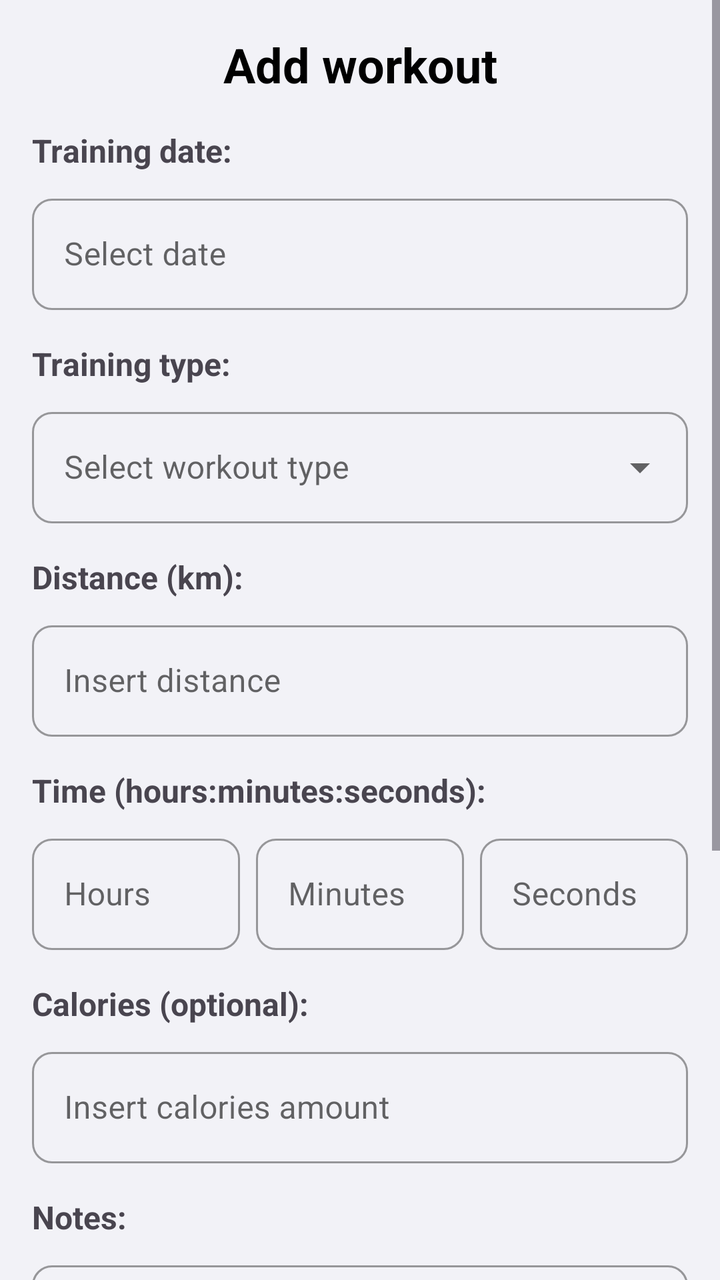
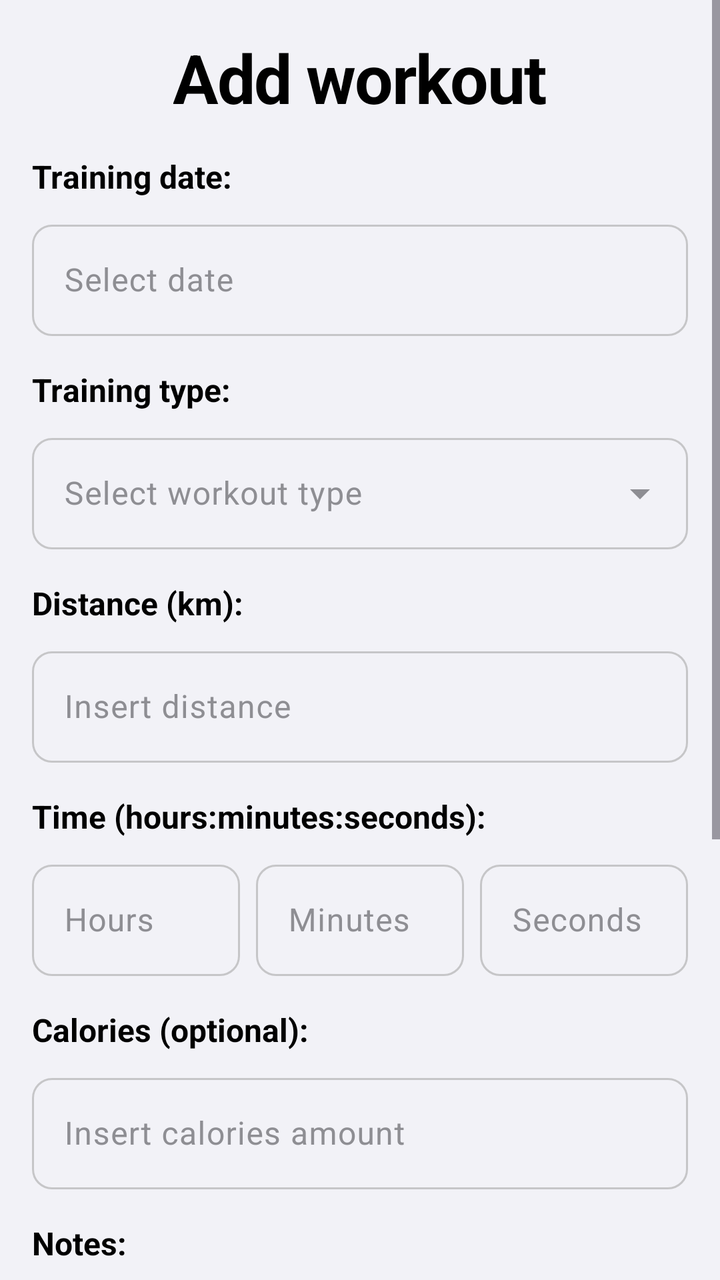

An Android layout rendered at two revisions. The XML below is the earlier revision; the diff shows what the commit changed to produce the second picture.
<!-- AndroidManifest.xml: application theme Theme.Runner -->
<!-- res/layout/fragment_add_workout.xml -->
<?xml version="1.0" encoding="utf-8"?>
<ScrollView xmlns:android="http://schemas.android.com/apk/res/android"
    xmlns:app="http://schemas.android.com/apk/res-auto"
    xmlns:tools="http://schemas.android.com/tools"
    android:layout_width="match_parent"
    android:layout_height="match_parent"
    android:fillViewport="true"
    tools:context=".ui.workout.AddWorkoutFragment">

    <androidx.constraintlayout.widget.ConstraintLayout
        android:layout_width="match_parent"
        android:layout_height="wrap_content"
        android:padding="16dp">

        <TextView
            android:id="@+id/textView_title"
            android:layout_width="wrap_content"
            android:layout_height="wrap_content"
            android:text="@string/add_workout_title"
            android:textSize="24sp"
            android:textStyle="bold"
            android:textColor="?attr/colorOnBackground"
            app:layout_constraintTop_toTopOf="parent"
            app:layout_constraintStart_toStartOf="parent"
            app:layout_constraintEnd_toEndOf="parent"
            android:layout_marginBottom="24dp" />

        
        <TextView
            android:id="@+id/textView_date_label"
            android:layout_width="wrap_content"
            android:layout_height="wrap_content"
            android:text="@string/add_workout_label_date"
            android:textSize="16sp"
            android:textStyle="bold"
            android:layout_marginTop="16dp"
            app:layout_constraintTop_toBottomOf="@id/textView_title"
            app:layout_constraintStart_toStartOf="parent" />

        <com.google.android.material.textfield.TextInputLayout
            android:id="@+id/textInputLayout_date"
            android:layout_width="0dp"
            android:layout_height="wrap_content"
            android:layout_marginTop="8dp"
            app:layout_constraintTop_toBottomOf="@id/textView_date_label"
            app:layout_constraintStart_toStartOf="parent"
            app:layout_constraintEnd_toEndOf="parent"
            style="@style/Widget.MaterialComponents.TextInputLayout.OutlinedBox">

            <com.google.android.material.textfield.TextInputEditText
                android:id="@+id/editText_date"
                android:layout_width="match_parent"
                android:layout_height="wrap_content"
                android:hint="@string/add_workout_hint_date"
                android:focusable="false"
                android:clickable="true" />
        </com.google.android.material.textfield.TextInputLayout>

        
        <TextView
            android:id="@+id/textView_type_label"
            android:layout_width="wrap_content"
            android:layout_height="wrap_content"
            android:text="@string/add_workout_label_type"
            android:textSize="16sp"
            android:textStyle="bold"
            android:layout_marginTop="16dp"
            app:layout_constraintTop_toBottomOf="@id/textInputLayout_date"
            app:layout_constraintStart_toStartOf="parent" />

        <com.google.android.material.textfield.TextInputLayout
            android:id="@+id/textInputLayout_type"
            android:layout_width="0dp"
            android:layout_height="wrap_content"
            android:layout_marginTop="8dp"
            app:layout_constraintTop_toBottomOf="@id/textView_type_label"
            app:layout_constraintStart_toStartOf="parent"
            app:layout_constraintEnd_toEndOf="parent"
            style="@style/Widget.MaterialComponents.TextInputLayout.OutlinedBox.ExposedDropdownMenu">

            <AutoCompleteTextView
                android:id="@+id/autoCompleteTextView_type"
                android:layout_width="match_parent"
                android:layout_height="wrap_content"
                android:hint="@string/add_workout_hint_type"
                android:inputType="none" />
        </com.google.android.material.textfield.TextInputLayout>

        
        <TextView
            android:id="@+id/textView_distance_label"
            android:layout_width="wrap_content"
            android:layout_height="wrap_content"
            android:text="@string/add_workout_label_distance"
            android:textSize="16sp"
            android:textStyle="bold"
            android:layout_marginTop="16dp"
            app:layout_constraintTop_toBottomOf="@id/textInputLayout_type"
            app:layout_constraintStart_toStartOf="parent" />

        <com.google.android.material.textfield.TextInputLayout
            android:id="@+id/textInputLayout_distance"
            android:layout_width="0dp"
            android:layout_height="wrap_content"
            android:layout_marginTop="8dp"
            app:layout_constraintTop_toBottomOf="@id/textView_distance_label"
            app:layout_constraintStart_toStartOf="parent"
            app:layout_constraintEnd_toEndOf="parent"
            style="@style/Widget.MaterialComponents.TextInputLayout.OutlinedBox">

            <com.google.android.material.textfield.TextInputEditText
                android:id="@+id/editText_distance"
                android:layout_width="match_parent"
                android:layout_height="wrap_content"
                android:hint="@string/add_workout_hint_distance"
                android:inputType="numberDecimal" />
        </com.google.android.material.textfield.TextInputLayout>

        
        <TextView
            android:id="@+id/textView_duration_label"
            android:layout_width="wrap_content"
            android:layout_height="wrap_content"
            android:text="@string/add_workout_label_time"
            android:textSize="16sp"
            android:textStyle="bold"
            android:layout_marginTop="16dp"
            app:layout_constraintTop_toBottomOf="@id/textInputLayout_distance"
            app:layout_constraintStart_toStartOf="parent" />

        <LinearLayout
            android:id="@+id/layout_duration"
            android:layout_width="0dp"
            android:layout_height="wrap_content"
            android:layout_marginTop="8dp"
            android:orientation="horizontal"
            app:layout_constraintTop_toBottomOf="@id/textView_duration_label"
            app:layout_constraintStart_toStartOf="parent"
            app:layout_constraintEnd_toEndOf="parent">

            <com.google.android.material.textfield.TextInputLayout
                android:layout_width="0dp"
                android:layout_height="wrap_content"
                android:layout_weight="1"
                android:layout_marginEnd="8dp"
                style="@style/Widget.MaterialComponents.TextInputLayout.OutlinedBox">

                <com.google.android.material.textfield.TextInputEditText
                    android:id="@+id/editText_hours"
                    android:layout_width="match_parent"
                    android:layout_height="wrap_content"
                    android:hint="@string/add_workout_hint_time_hours"
                    android:inputType="number" />
            </com.google.android.material.textfield.TextInputLayout>

            <com.google.android.material.textfield.TextInputLayout
                android:layout_width="0dp"
                android:layout_height="wrap_content"
                android:layout_weight="1"
                android:layout_marginEnd="8dp"
                style="@style/Widget.MaterialComponents.TextInputLayout.OutlinedBox">

                <com.google.android.material.textfield.TextInputEditText
                    android:id="@+id/editText_minutes"
                    android:layout_width="match_parent"
                    android:layout_height="wrap_content"
                    android:hint="@string/add_workout_hint_time_minutes"
                    android:inputType="number" />
            </com.google.android.material.textfield.TextInputLayout>

            <com.google.android.material.textfield.TextInputLayout
                android:layout_width="0dp"
                android:layout_height="wrap_content"
                android:layout_weight="1"
                style="@style/Widget.MaterialComponents.TextInputLayout.OutlinedBox">

                <com.google.android.material.textfield.TextInputEditText
                    android:id="@+id/editText_seconds"
                    android:layout_width="match_parent"
                    android:layout_height="wrap_content"
                    android:hint="@string/add_workout_hint_time_seconds"
                    android:inputType="number" />
            </com.google.android.material.textfield.TextInputLayout>
        </LinearLayout>

        
        <TextView
            android:id="@+id/textView_calories_label"
            android:layout_width="wrap_content"
            android:layout_height="wrap_content"
            android:text="@string/add_workout_label_calories"
            android:textSize="16sp"
            android:textStyle="bold"
            android:layout_marginTop="16dp"
            app:layout_constraintTop_toBottomOf="@id/layout_duration"
            app:layout_constraintStart_toStartOf="parent" />

        <com.google.android.material.textfield.TextInputLayout
            android:id="@+id/textInputLayout_calories"
            android:layout_width="0dp"
            android:layout_height="wrap_content"
            android:layout_marginTop="8dp"
            app:layout_constraintTop_toBottomOf="@id/textView_calories_label"
            app:layout_constraintStart_toStartOf="parent"
            app:layout_constraintEnd_toEndOf="parent"
            style="@style/Widget.MaterialComponents.TextInputLayout.OutlinedBox">

            <com.google.android.material.textfield.TextInputEditText
                android:id="@+id/editText_calories"
                android:layout_width="match_parent"
                android:layout_height="wrap_content"
                android:hint="@string/add_workout_hint_calories"
                android:inputType="number" />
        </com.google.android.material.textfield.TextInputLayout>

        
        <TextView
            android:id="@+id/textView_notes_label"
            android:layout_width="wrap_content"
            android:layout_height="wrap_content"
            android:text="@string/add_workout_label_notes"
            android:textSize="16sp"
            android:textStyle="bold"
            android:layout_marginTop="16dp"
            app:layout_constraintTop_toBottomOf="@id/textInputLayout_calories"
            app:layout_constraintStart_toStartOf="parent" />

        <com.google.android.material.textfield.TextInputLayout
            android:id="@+id/textInputLayout_notes"
            android:layout_width="0dp"
            android:layout_height="wrap_content"
            android:layout_marginTop="8dp"
            app:layout_constraintTop_toBottomOf="@id/textView_notes_label"
            app:layout_constraintStart_toStartOf="parent"
            app:layout_constraintEnd_toEndOf="parent"
            style="@style/Widget.MaterialComponents.TextInputLayout.OutlinedBox">

            <com.google.android.material.textfield.TextInputEditText
                android:id="@+id/editText_notes"
                android:layout_width="match_parent"
                android:layout_height="wrap_content"
                android:hint="@string/add_workout_hint_notes"
                android:inputType="textMultiLine"
                android:minLines="3"
                android:gravity="top" />
        </com.google.android.material.textfield.TextInputLayout>

        
        <TextView
            android:id="@+id/textView_route_label"
            android:layout_width="wrap_content"
            android:layout_height="wrap_content"
            android:text="@string/edit_workout_label_route"
            android:textSize="16sp"
            android:textStyle="bold"
            android:layout_marginTop="16dp"
            app:layout_constraintTop_toBottomOf="@id/textInputLayout_notes"
            app:layout_constraintStart_toStartOf="parent" />

        <com.google.android.material.card.MaterialCardView
            android:id="@+id/card_route"
            android:layout_width="0dp"
            android:layout_height="wrap_content"
            android:layout_marginTop="8dp"
            app:cardCornerRadius="12dp"
            app:cardElevation="0dp"
            app:layout_constraintTop_toBottomOf="@id/textView_route_label"
            app:layout_constraintStart_toStartOf="parent"
            app:layout_constraintEnd_toEndOf="parent">

            <LinearLayout
                android:layout_width="match_parent"
                android:layout_height="wrap_content"
                android:orientation="vertical"
                android:padding="12dp">

                <TextView
                    android:id="@+id/textView_route_status"
                    android:layout_width="match_parent"
                    android:layout_height="wrap_content"
                    android:text="@string/edit_workout_route_none"
                    android:textColor="?attr/colorOnSurfaceVariant"
                    android:textSize="14sp" />

                <LinearLayout
                    android:layout_width="match_parent"
                    android:layout_height="wrap_content"
                    android:layout_marginTop="12dp"
                    android:orientation="horizontal">

                    <com.google.android.material.button.MaterialButton
                        android:id="@+id/button_select_route"
                        style="@style/Widget.MaterialComponents.Button.OutlinedButton"
                        android:layout_width="0dp"
                        android:layout_height="wrap_content"
                        android:layout_marginEnd="8dp"
                        android:layout_weight="1"
                        android:text="@string/edit_workout_select_route" />

                    <com.google.android.material.button.MaterialButton
                        android:id="@+id/button_clear_route"
                        style="@style/Widget.MaterialComponents.Button.TextButton"
                        android:layout_width="0dp"
                        android:layout_height="wrap_content"
                        android:layout_weight="1"
                        android:enabled="false"
                        android:text="@string/edit_workout_clear_route" />
                </LinearLayout>
            </LinearLayout>
        </com.google.android.material.card.MaterialCardView>

        
        <LinearLayout
            android:id="@+id/layout_buttons"
            android:layout_width="0dp"
            android:layout_height="wrap_content"
            android:layout_marginTop="24dp"
            android:orientation="horizontal"
            app:layout_constraintTop_toBottomOf="@id/card_route"
            app:layout_constraintStart_toStartOf="parent"
            app:layout_constraintEnd_toEndOf="parent">

            <com.google.android.material.button.MaterialButton
                android:id="@+id/button_cancel"
                android:layout_width="0dp"
                android:layout_height="wrap_content"
                android:layout_weight="1"
                android:layout_marginEnd="8dp"
                android:text="@string/cancel"
                style="@style/Widget.MaterialComponents.Button.OutlinedButton" />

            <com.google.android.material.button.MaterialButton
                android:id="@+id/button_save"
                android:layout_width="0dp"
                android:layout_height="wrap_content"
                android:layout_weight="1"
                android:text="@string/save"
                style="@style/Widget.MaterialComponents.Button" />
        </LinearLayout>

    </androidx.constraintlayout.widget.ConstraintLayout>
</ScrollView>
<!-- resources referenced by this layout -->
<resources>
  <style name="Theme.Runner" parent="Theme.Material3.DayNight.NoActionBar">
          
          <item name="colorPrimary">@color/ios_blue</item>
          <item name="colorOnPrimary">@color/white</item>
          <item name="colorPrimaryContainer">@color/blue_100</item>
          <item name="colorOnPrimaryContainer">@color/blue_900</item>
          <item name="colorSecondary">@color/ios_indigo</item>
          <item name="colorOnSecondary">@color/white</item>
          <item name="colorSecondaryContainer">@color/ios_gray5</item>
          <item name="colorOnSecondaryContainer">@color/ios_label</item>
          <item name="colorTertiary">@color/ios_orange</item>
          <item name="colorOnTertiary">@color/white</item>
          <item name="colorTertiaryContainer">@color/ios_tertiary_container</item>
          <item name="colorOnTertiaryContainer">@color/ios_on_tertiary_container</item>
          <item name="colorError">@color/ios_red</item>
          <item name="colorOnError">@color/white</item>
          <item name="colorErrorContainer">@color/ios_error_container</item>
          <item name="colorOnErrorContainer">@color/ios_on_error_container</item>
  
          
          <item name="android:colorBackground">@color/ios_grouped_background</item>
          <item name="colorOnBackground">@color/ios_label</item>
          <item name="colorSurface">@color/ios_secondary_grouped_background</item>
          <item name="colorOnSurface">@color/ios_label</item>
          <item name="colorSurfaceVariant">@color/ios_gray5</item>
          <item name="colorOnSurfaceVariant">@color/ios_gray</item>
          <item name="colorSurfaceContainerLowest">@color/white</item>
          <item name="colorSurfaceContainerLow">@color/ios_gray6</item>
          <item name="colorSurfaceContainer">@color/ios_gray6</item>
          <item name="colorSurfaceContainerHigh">@color/ios_gray5</item>
          <item name="colorSurfaceContainerHighest">@color/ios_gray4</item>
          <item name="colorOutline">@color/ios_opaque_separator</item>
          <item name="colorOutlineVariant">@color/ios_gray5</item>
  
          
          <item name="android:statusBarColor">@color/ios_grouped_background</item>
          <item name="android:navigationBarColor">@color/ios_grouped_background</item>
          <item name="android:windowLightStatusBar">true</item>
          <item name="android:windowLightNavigationBar" tools:targetApi="o_mr1">true</item>
  
          
          <item name="shapeAppearanceSmallComponent">@style/ShapeAppearance.Runner.SmallComponent</item>
          <item name="shapeAppearanceMediumComponent">@style/ShapeAppearance.Runner.MediumComponent</item>
          <item name="shapeAppearanceLargeComponent">@style/ShapeAppearance.Runner.LargeComponent</item>
  
          
          <item name="materialButtonStyle">@style/Widget.Runner.Button</item>
          <item name="materialButtonOutlinedStyle">@style/Widget.Runner.Button.Outlined</item>
          <item name="borderlessButtonStyle">@style/Widget.Runner.Button.Text</item>
          <item name="materialCardViewStyle">@style/Widget.Runner.Card</item>
          <item name="floatingActionButtonStyle">@style/Widget.Runner.Fab</item>
          <item name="navigationViewStyle">@style/Widget.Runner.NavigationView</item>
          <item name="toolbarStyle">@style/Widget.Runner.Toolbar</item>
          <item name="textInputStyle">@style/Widget.Runner.TextInput</item>
          <item name="switchStyle">@style/Widget.Runner.Switch</item>
          <item name="materialAlertDialogTheme">@style/ThemeOverlay.Runner.MaterialAlertDialog</item>
          <item name="snackbarStyle">@style/Widget.Runner.Snackbar</item>
          <item name="snackbarButtonStyle">@style/Widget.Runner.Snackbar.Button</item>
      </style>
  <style name="Widget.Runner.Button.Outlined" parent="Widget.Material3.Button.OutlinedButton">
          <item name="cornerRadius">12dp</item>
          <item name="android:textAllCaps">false</item>
          <item name="strokeColor">@color/ios_opaque_separator</item>
          <item name="strokeWidth">1dp</item>
      </style>
  <style name="Widget.Runner.Switch" parent="Widget.Material3.CompoundButton.MaterialSwitch">
          <item name="thumbTint">@color/ios_switch_thumb</item>
          <item name="trackTint">@color/ios_switch_track</item>
      </style>
  <!-- unchanged entries left out for length: 54 -->
</resources>

<!-- the commit's change to res/layout/fragment_add_workout.xml (unified diff, before → after) -->
@@ -17,9 +17,7 @@
             android:layout_width="wrap_content"
             android:layout_height="wrap_content"
             android:text="@string/add_workout_title"
-            android:textSize="24sp"
-            android:textStyle="bold"
-            android:textColor="?attr/colorOnBackground"
+            style="@style/RunnerScreenTitle"
             app:layout_constraintTop_toTopOf="parent"
             app:layout_constraintStart_toStartOf="parent"
             app:layout_constraintEnd_toEndOf="parent"
@@ -31,7 +29,7 @@
             android:layout_width="wrap_content"
             android:layout_height="wrap_content"
             android:text="@string/add_workout_label_date"
-            android:textSize="16sp"
+            android:textAppearance="@style/TextAppearance.Runner.Body"
             android:textStyle="bold"
             android:layout_marginTop="16dp"
             app:layout_constraintTop_toBottomOf="@id/textView_title"
@@ -45,7 +43,7 @@
             app:layout_constraintTop_toBottomOf="@id/textView_date_label"
             app:layout_constraintStart_toStartOf="parent"
             app:layout_constraintEnd_toEndOf="parent"
-            style="@style/Widget.MaterialComponents.TextInputLayout.OutlinedBox">
+            style="@style/Widget.Runner.TextInput">
 
             <com.google.android.material.textfield.TextInputEditText
                 android:id="@+id/editText_date"
@@ -62,7 +60,7 @@
             android:layout_width="wrap_content"
             android:layout_height="wrap_content"
             android:text="@string/add_workout_label_type"
-            android:textSize="16sp"
+            android:textAppearance="@style/TextAppearance.Runner.Body"
             android:textStyle="bold"
             android:layout_marginTop="16dp"
             app:layout_constraintTop_toBottomOf="@id/textInputLayout_date"
@@ -76,7 +74,7 @@
             app:layout_constraintTop_toBottomOf="@id/textView_type_label"
             app:layout_constraintStart_toStartOf="parent"
             app:layout_constraintEnd_toEndOf="parent"
-            style="@style/Widget.MaterialComponents.TextInputLayout.OutlinedBox.ExposedDropdownMenu">
+            style="@style/Widget.Runner.TextInput.ExposedDropdown">
 
             <AutoCompleteTextView
                 android:id="@+id/autoCompleteTextView_type"
@@ -92,7 +90,7 @@
             android:layout_width="wrap_content"
             android:layout_height="wrap_content"
             android:text="@string/add_workout_label_distance"
-            android:textSize="16sp"
+            android:textAppearance="@style/TextAppearance.Runner.Body"
             android:textStyle="bold"
             android:layout_marginTop="16dp"
             app:layout_constraintTop_toBottomOf="@id/textInputLayout_type"
@@ -106,7 +104,7 @@
             app:layout_constraintTop_toBottomOf="@id/textView_distance_label"
             app:layout_constraintStart_toStartOf="parent"
             app:layout_constraintEnd_toEndOf="parent"
-            style="@style/Widget.MaterialComponents.TextInputLayout.OutlinedBox">
+            style="@style/Widget.Runner.TextInput">
 
             <com.google.android.material.textfield.TextInputEditText
                 android:id="@+id/editText_distance"
@@ -122,7 +120,7 @@
             android:layout_width="wrap_content"
             android:layout_height="wrap_content"
             android:text="@string/add_workout_label_time"
-            android:textSize="16sp"
+            android:textAppearance="@style/TextAppearance.Runner.Body"
             android:textStyle="bold"
             android:layout_marginTop="16dp"
             app:layout_constraintTop_toBottomOf="@id/textInputLayout_distance"
@@ -143,7 +141,7 @@
                 android:layout_height="wrap_content"
                 android:layout_weight="1"
                 android:layout_marginEnd="8dp"
-                style="@style/Widget.MaterialComponents.TextInputLayout.OutlinedBox">
+                style="@style/Widget.Runner.TextInput">
 
                 <com.google.android.material.textfield.TextInputEditText
                     android:id="@+id/editText_hours"
@@ -158,7 +156,7 @@
                 android:layout_height="wrap_content"
                 android:layout_weight="1"
                 android:layout_marginEnd="8dp"
-                style="@style/Widget.MaterialComponents.TextInputLayout.OutlinedBox">
+                style="@style/Widget.Runner.TextInput">
 
                 <com.google.android.material.textfield.TextInputEditText
                     android:id="@+id/editText_minutes"
@@ -172,7 +170,7 @@
                 android:layout_width="0dp"
                 android:layout_height="wrap_content"
                 android:layout_weight="1"
-                style="@style/Widget.MaterialComponents.TextInputLayout.OutlinedBox">
+                style="@style/Widget.Runner.TextInput">
 
                 <com.google.android.material.textfield.TextInputEditText
                     android:id="@+id/editText_seconds"
@@ -189,7 +187,7 @@
             android:layout_width="wrap_content"
             android:layout_height="wrap_content"
             android:text="@string/add_workout_label_calories"
-            android:textSize="16sp"
+            android:textAppearance="@style/TextAppearance.Runner.Body"
             android:textStyle="bold"
             android:layout_marginTop="16dp"
             app:layout_constraintTop_toBottomOf="@id/layout_duration"
@@ -203,7 +201,7 @@
             app:layout_constraintTop_toBottomOf="@id/textView_calories_label"
             app:layout_constraintStart_toStartOf="parent"
             app:layout_constraintEnd_toEndOf="parent"
-            style="@style/Widget.MaterialComponents.TextInputLayout.OutlinedBox">
+            style="@style/Widget.Runner.TextInput">
 
             <com.google.android.material.textfield.TextInputEditText
                 android:id="@+id/editText_calories"
@@ -219,7 +217,7 @@
             android:layout_width="wrap_content"
             android:layout_height="wrap_content"
             android:text="@string/add_workout_label_notes"
-            android:textSize="16sp"
+            android:textAppearance="@style/TextAppearance.Runner.Body"
             android:textStyle="bold"
             android:layout_marginTop="16dp"
             app:layout_constraintTop_toBottomOf="@id/textInputLayout_calories"
@@ -233,7 +231,7 @@
             app:layout_constraintTop_toBottomOf="@id/textView_notes_label"
             app:layout_constraintStart_toStartOf="parent"
             app:layout_constraintEnd_toEndOf="parent"
-            style="@style/Widget.MaterialComponents.TextInputLayout.OutlinedBox">
+            style="@style/Widget.Runner.TextInput">
 
             <com.google.android.material.textfield.TextInputEditText
                 android:id="@+id/editText_notes"
@@ -251,7 +249,7 @@
             android:layout_width="wrap_content"
             android:layout_height="wrap_content"
             android:text="@string/edit_workout_label_route"
-            android:textSize="16sp"
+            android:textAppearance="@style/TextAppearance.Runner.Body"
             android:textStyle="bold"
             android:layout_marginTop="16dp"
             app:layout_constraintTop_toBottomOf="@id/textInputLayout_notes"
@@ -262,8 +260,6 @@
             android:layout_width="0dp"
             android:layout_height="wrap_content"
             android:layout_marginTop="8dp"
-            app:cardCornerRadius="12dp"
-            app:cardElevation="0dp"
             app:layout_constraintTop_toBottomOf="@id/textView_route_label"
             app:layout_constraintStart_toStartOf="parent"
             app:layout_constraintEnd_toEndOf="parent">
@@ -280,7 +276,7 @@
                     android:layout_height="wrap_content"
                     android:text="@string/edit_workout_route_none"
                     android:textColor="?attr/colorOnSurfaceVariant"
-                    android:textSize="14sp" />
+                    android:textAppearance="@style/TextAppearance.Runner.Subhead" />
 
                 <LinearLayout
                     android:layout_width="match_parent"
@@ -290,7 +286,7 @@
 
                     <com.google.android.material.button.MaterialButton
                         android:id="@+id/button_select_route"
-                        style="@style/Widget.MaterialComponents.Button.OutlinedButton"
+                        style="@style/Widget.Runner.Button.Outlined"
                         android:layout_width="0dp"
                         android:layout_height="wrap_content"
                         android:layout_marginEnd="8dp"
@@ -299,7 +295,7 @@
 
                     <com.google.android.material.button.MaterialButton
                         android:id="@+id/button_clear_route"
-                        style="@style/Widget.MaterialComponents.Button.TextButton"
+                        style="@style/Widget.Runner.Button.Text"
                         android:layout_width="0dp"
                         android:layout_height="wrap_content"
                         android:layout_weight="1"
@@ -327,7 +323,7 @@
                 android:layout_weight="1"
                 android:layout_marginEnd="8dp"
                 android:text="@string/cancel"
-                style="@style/Widget.MaterialComponents.Button.OutlinedButton" />
+                style="@style/Widget.Runner.Button.Outlined" />
 
             <com.google.android.material.button.MaterialButton
                 android:id="@+id/button_save"
@@ -335,7 +331,7 @@
                 android:layout_height="wrap_content"
                 android:layout_weight="1"
                 android:text="@string/save"
-                style="@style/Widget.MaterialComponents.Button" />
+                style="@style/Widget.Runner.Button" />
         </LinearLayout>
 
     </androidx.constraintlayout.widget.ConstraintLayout>
<!-- resource entries referenced after the edit -->
@@ -1,5 +1,15 @@
 <!-- resources referenced by this layout -->
 <resources>
+  <style name="RunnerScreenTitle">
+          <item name="android:textAppearance">@style/TextAppearance.Runner.LargeTitle</item>
+          <item name="android:textColor">?attr/colorOnBackground</item>
+      </style>
+  <style name="TextAppearance.Runner.Body">
+          <item name="android:textSize">16sp</item>
+      </style>
+  <style name="TextAppearance.Runner.Subhead">
+          <item name="android:textSize">14sp</item>
+      </style>
   <style name="Theme.Runner" parent="Theme.Material3.DayNight.NoActionBar">
           
           <item name="colorPrimary">@color/ios_blue</item>
@@ -55,19 +65,44 @@
           <item name="toolbarStyle">@style/Widget.Runner.Toolbar</item>
           <item name="textInputStyle">@style/Widget.Runner.TextInput</item>
           <item name="switchStyle">@style/Widget.Runner.Switch</item>
+          <item name="materialSwitchStyle">@style/Widget.Runner.Switch</item>
+          <item name="chipStyle">@style/Widget.Runner.Chip.Filter</item>
+          <item name="checkboxStyle">@style/Widget.Runner.CheckBox</item>
           <item name="materialAlertDialogTheme">@style/ThemeOverlay.Runner.MaterialAlertDialog</item>
           <item name="snackbarStyle">@style/Widget.Runner.Snackbar</item>
           <item name="snackbarButtonStyle">@style/Widget.Runner.Snackbar.Button</item>
       </style>
+  <style name="TextAppearance.Runner.LargeTitle">
+          <item name="android:textSize">34sp</item>
+          <item name="android:textStyle">bold</item>
+          <item name="android:letterSpacing">-0.02</item>
+      </style>
   <style name="Widget.Runner.Button.Outlined" parent="Widget.Material3.Button.OutlinedButton">
           <item name="cornerRadius">12dp</item>
           <item name="android:textAllCaps">false</item>
+          <item name="android:letterSpacing">-0.01</item>
           <item name="strokeColor">@color/ios_opaque_separator</item>
           <item name="strokeWidth">1dp</item>
+      </style>
+  <style name="Widget.Runner.TextInput.ExposedDropdown" parent="Widget.Material3.TextInputLayout.OutlinedBox.ExposedDropdownMenu">
+          <item name="boxCornerRadiusTopStart">10dp</item>
+          <item name="boxCornerRadiusTopEnd">10dp</item>
+          <item name="boxCornerRadiusBottomStart">10dp</item>
+          <item name="boxCornerRadiusBottomEnd">10dp</item>
+          <item name="boxStrokeColor">@color/ios_text_input_stroke</item>
       </style>
   <style name="Widget.Runner.Switch" parent="Widget.Material3.CompoundButton.MaterialSwitch">
           <item name="thumbTint">@color/ios_switch_thumb</item>
           <item name="trackTint">@color/ios_switch_track</item>
+          <item name="trackDecorationTint">@android:color/transparent</item>
+      </style>
+  <style name="Widget.Runner.Chip.Filter" parent="Widget.Material3.Chip.Filter">
+          <item name="shapeAppearance">@style/ShapeAppearance.Material3.Corner.Full</item>
+          <item name="checkedIconVisible">false</item>
+          <item name="android:textAllCaps">false</item>
+      </style>
+  <style name="Widget.Runner.CheckBox" parent="Widget.Material3.CompoundButton.CheckBox">
+          <item name="buttonTint">@color/ios_checkbox_tint</item>
       </style>
   <!-- unchanged entries left out for length: 54 -->
 </resources>
